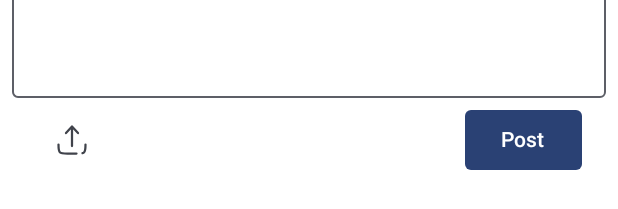
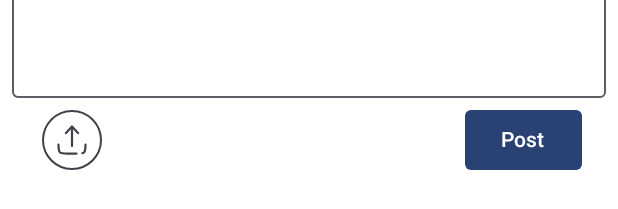
Before and after one commit to elc49/copod, an Android app built with Jetpack Compose: the @Preview function CreatePostScreenPreview, on a phone screen of 412 x 824 dp. Shown: the part 160-369 px from the top of the screen. Run offline under Robolectric (Android 15) with nearby library versions, the phone set to English and light mode, and no system bars.

Commit message:
chore(ui): create post

```diff
--- a/Giggy-Android/app/src/main/java/com/lomolo/giggy/compose/screens/CreatePostScreen.kt
+++ b/Giggy-Android/app/src/main/java/com/lomolo/giggy/compose/screens/CreatePostScreen.kt
@@ -9,8 +9,8 @@ import androidx.compose.foundation.layout.padding
 import androidx.compose.foundation.layout.size
 import androidx.compose.material3.Button
 import androidx.compose.material3.Icon
-import androidx.compose.material3.IconButton
 import androidx.compose.material3.MaterialTheme
+import androidx.compose.material3.OutlinedIconButton
 import androidx.compose.material3.OutlinedTextField
 import androidx.compose.material3.Text
 import androidx.compose.runtime.Composable
@@ -57,7 +57,7 @@ fun CreatePostScreen(
                     horizontalArrangement = Arrangement.SpaceBetween,
                     modifier = Modifier.fillMaxWidth()
                 ) {
-                    IconButton(
+                    OutlinedIconButton(
                         onClick = { /*TODO*/ }
                     ) {
                        Icon(
```
